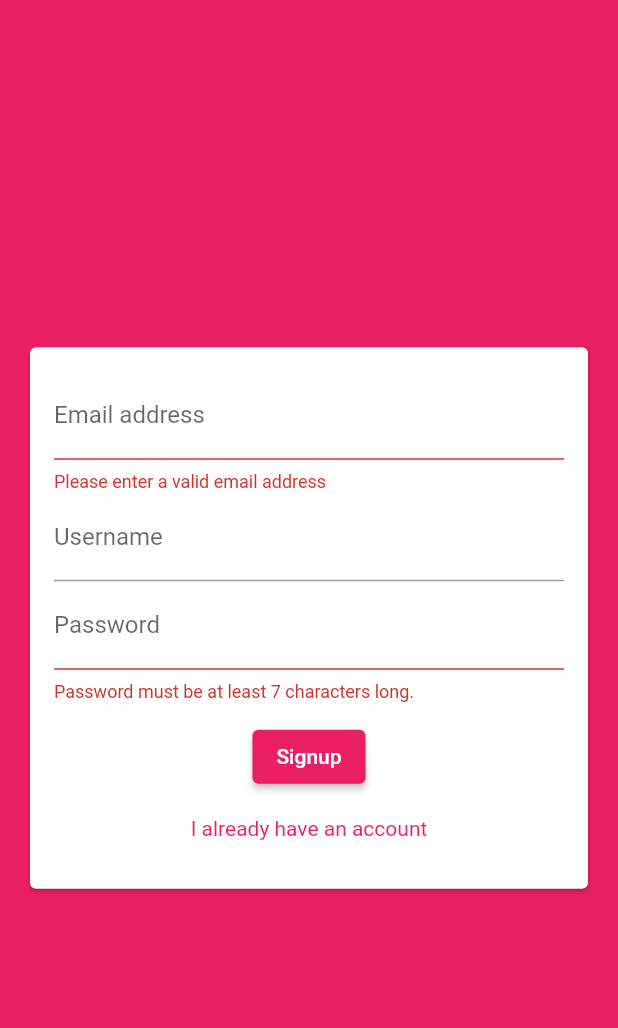
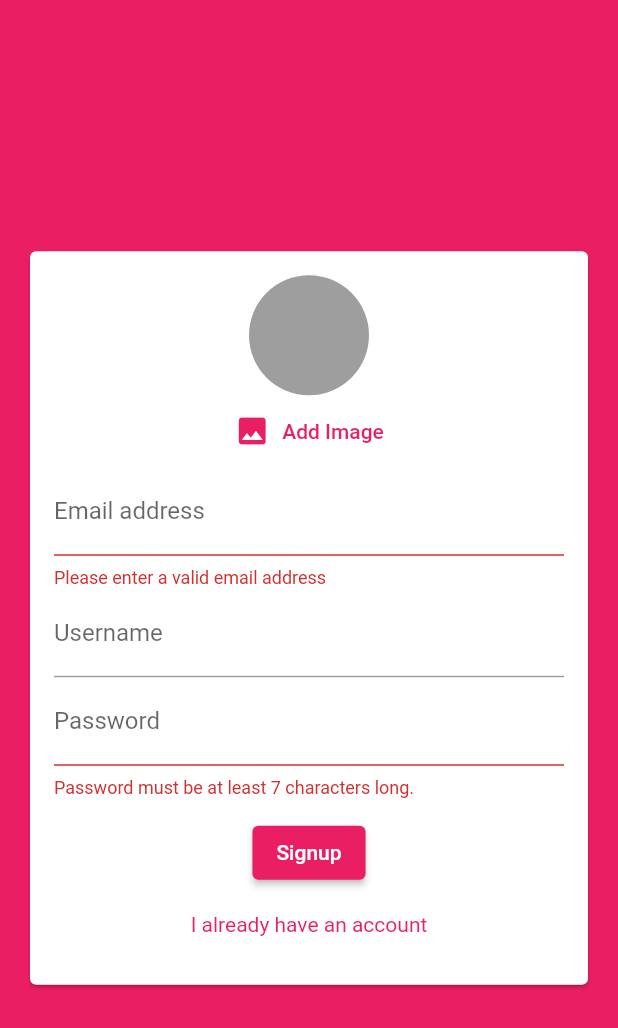
Before and after one commit to quangkhatran/chat_app, a Flutter app: the screen it shows after launch, after a tap on "Login", after a tap on "Create new account", on a phone screen of 412 x 824 dp. Shown: the top 1028 px of the screen. Run offline on Flutter 3.47's test engine with Material 2 defaults, Android fonts, the phone set to English and light mode, and no system bars; our stand-ins replace cloud_firestore, firebase_auth, firebase_storage, image_picker; accounts and stored records are empty.

Commit message:
add ImagePicker & upload Image on FirebaseStorage

```diff
--- a/lib/screens/auth_screen.dart
+++ b/lib/screens/auth_screen.dart
@@ -1,10 +1,12 @@
-import 'dart:developer';
+import 'dart:io';
 
 import 'package:flutter/material.dart';
 import 'package:firebase_auth/firebase_auth.dart';
 import 'package:flutter/services.dart';
+import 'package:cloud_firestore/cloud_firestore.dart';
+import 'package:firebase_storage/firebase_storage.dart';
+
 import '../widgets/auth/auth_form.dart';
-import 'package:cloud_firestore/cloud_firestore.dart';
 
 class AuthScreen extends StatefulWidget {
   @override
@@ -19,6 +21,7 @@ class _AuthScreenState extends State<AuthScreen> {
     String email,
     String password,
     String username,
+    File image,
     bool isLogin,
     BuildContext ctx,
   ) async {
@@ -38,12 +41,23 @@ class _AuthScreenState extends State<AuthScreen> {
           email: email,
           password: password,
         );
+
+        final ref = FirebaseStorage.instance
+            .ref()
+            .child('user_image')
+            .child(authResult.user.uid + '.jpg');
+
+        await ref.putFile(image).onComplete;
+
+        final url = await ref.getDownloadURL();
+
         await Firestore.instance
             .collection('users')
             .document(authResult.user.uid)
             .setData({
           'username': username,
           'email': email,
+          'image_url': url,
         });
       }
     } on PlatformException catch (err) {
--- a/lib/widgets/auth/auth_form.dart
+++ b/lib/widgets/auth/auth_form.dart
@@ -1,4 +1,7 @@
+import 'dart:io';
+
 import 'package:flutter/material.dart';
+import '../../widgets/pickers/user_image_picker.dart';
 
 class AuthForm extends StatefulWidget {
   AuthForm(
@@ -12,6 +15,7 @@ class AuthForm extends StatefulWidget {
     String email,
     String password,
     String userName,
+    File image,
     bool isLogin,
     BuildContext ctx,
   ) submitFn;
@@ -27,10 +31,25 @@ class _AuthFormState extends State<AuthForm> {
   var _userEmail = '';
   var _userName = '';
   var _userPassword = '';
+  File _userImageFile;
+
+  void _pickedImage(File image) {
+    _userImageFile = image;
+  }
 
   void _trySubmit() {
     final isValid = _formKey.currentState.validate();
     FocusScope.of(context).unfocus();
+
+    if (_userImageFile == null && !_isLogin) {
+      ScaffoldMessenger.of(context).showSnackBar(
+        SnackBar(
+          content: Text('Please pick an image.'),
+          backgroundColor: Theme.of(context).errorColor,
+        ),
+      );
+      return;
+    }
 
     if (isValid) {
       _formKey.currentState.save();
@@ -41,6 +60,7 @@ class _AuthFormState extends State<AuthForm> {
         _userEmail.trim(),
         _userPassword.trim(),
         _userName.trim(),
+        _userImageFile,
         _isLogin,
         context,
       );
@@ -62,6 +82,7 @@ class _AuthFormState extends State<AuthForm> {
             child: Column(
               mainAxisSize: MainAxisSize.min,
               children: <Widget>[
+                if (!_isLogin) UserImagePicker(_pickedImage),
                 TextFormField(
                   key: ValueKey('email'),
                   validator: (value) {
--- /dev/null
+++ b/lib/widgets/pickers/user_image_picker.dart
@@ -0,0 +1,52 @@
+import 'dart:io';
+
+import 'package:flutter/material.dart';
+import 'package:image_picker/image_picker.dart';
+
+class UserImagePicker extends StatefulWidget {
+
+  UserImagePicker(this.imagePickFn);
+
+  final void Function(File pickedImage) imagePickFn;
+
+  @override
+  State<UserImagePicker> createState() => _UserImagePickerState();
+}
+
+class _UserImagePickerState extends State<UserImagePicker> {
+  File _pickedImage;
+
+  void _pickImage() async {
+    final imagePicker = ImagePicker();
+    final pickedImageFile =
+        await imagePicker.getImage(source: ImageSource.camera, imageQuality: 50, maxWidth: 150,);
+    setState(() {
+      if (pickedImageFile != null) {
+        _pickedImage = File(pickedImageFile.path);
+      }
+    });
+    widget.imagePickFn(_pickedImage);
+  }
+
+  @override
+  Widget build(BuildContext context) {
+    return Column(
+      children: <Widget>[
+        CircleAvatar(
+          radius: 40,
+          backgroundColor: Colors.grey,
+          backgroundImage:
+              _pickedImage != null ? FileImage(_pickedImage) : null,
+        ),
+        TextButton.icon(
+          style: TextButton.styleFrom(
+            primary: Theme.of(context).primaryColor,
+          ),
+          onPressed: _pickImage,
+          icon: Icon(Icons.image),
+          label: Text('Add Image'),
+        ),
+      ],
+    );
+  }
+}
--- a/pubspec.yaml
+++ b/pubspec.yaml
@@ -25,6 +25,8 @@ dependencies:
   cupertino_icons: ^0.1.2
   cloud_firestore: ^0.13.5
   firebase_auth: 0.16.1
+  image_picker: ^0.6.7+22
+  firebase_storage: ^3.1.6
 
 dev_dependencies:
   flutter_test:
```
Also changed, not shown: pubspec.lock, 4 other files.
